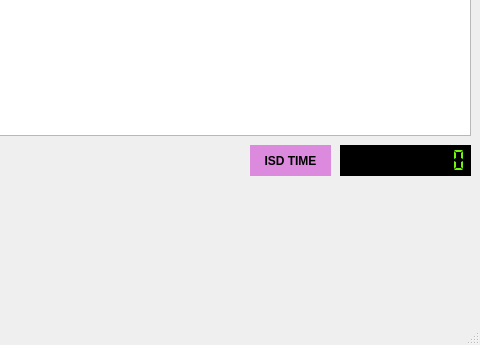
Qt form parentwindow.ui (mygit-debasish/Qt-Interface) before a commit; both pictures show x 320 to 800 and y 255 to 600 of the 800 by 600 pixel window.
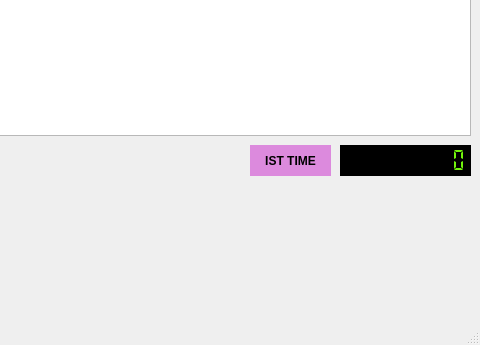
The same form after that commit.

Diff of the .ui file:
```diff
--- a/parentwindow.ui
+++ b/parentwindow.ui
@@ -177,7 +177,7 @@
      <string notr="true">background-color: rgb(220, 138, 221);</string>
     </property>
     <property name="text">
-     <string>ISD TIME</string>
+     <string>IST TIME</string>
     </property>
     <property name="alignment">
      <set>Qt::AlignCenter</set>
```
